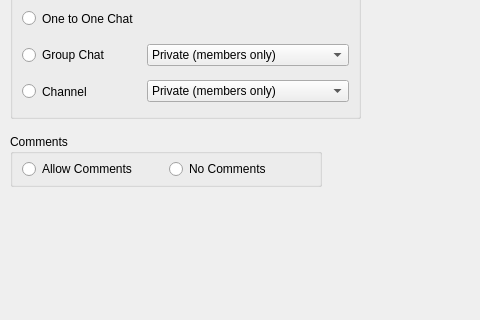
Old version of the form retroshare-gui/src/gui/gxs/UnseenGxsGroupDialog.ui in the repository unsenep2pdev/RetroShare; both pictures show x 0 to 480 and y 96 to 416 of the 758 by 529 pixel window.
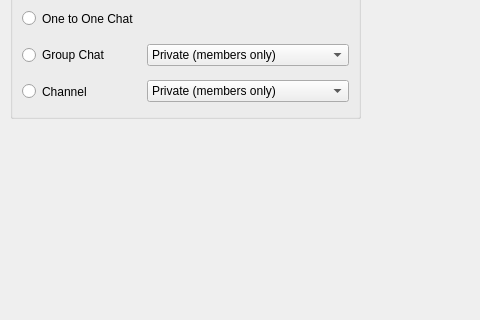
New version of the form. Icons and pictures are not drawn. Custom widgets are drawn as their Qt base class.

Commit message: edit groupchat with apply button

What changed in the file:
```diff
--- a/retroshare-gui/src/gui/gxs/UnseenGxsGroupDialog.ui
+++ b/retroshare-gui/src/gui/gxs/UnseenGxsGroupDialog.ui
@@ -178,50 +178,6 @@
         </item>
        </layout>
       </widget>
-      <widget class="QGroupBox" name="commentGroupBox">
-       <property name="geometry">
-        <rect>
-         <x>10</x>
-         <y>230</y>
-         <width>312</width>
-         <height>53</height>
-        </rect>
-       </property>
-       <property name="title">
-        <string>Comments</string>
-       </property>
-       <layout class="QHBoxLayout" name="horizontalLayout_5">
-        <property name="spacing">
-         <number>6</number>
-        </property>
-        <property name="leftMargin">
-         <number>9</number>
-        </property>
-        <property name="topMargin">
-         <number>4</number>
-        </property>
-        <property name="rightMargin">
-         <number>9</number>
-        </property>
-        <property name="bottomMargin">
-         <number>4</number>
-        </property>
-        <item>
-         <widget class="QRadioButton" name="comments_allowed">
-          <property name="text">
-           <string>Allow Comments</string>
-          </property>
-         </widget>
-        </item>
-        <item>
-         <widget class="QRadioButton" name="comments_no">
-          <property name="text">
-           <string>No Comments</string>
-          </property>
-         </widget>
-        </item>
-       </layout>
-      </widget>
       <widget class="FriendSelectionWidget" name="keyShareList" native="true">
        <property name="geometry">
         <rect>
```
The commit also changes 9 other files.
